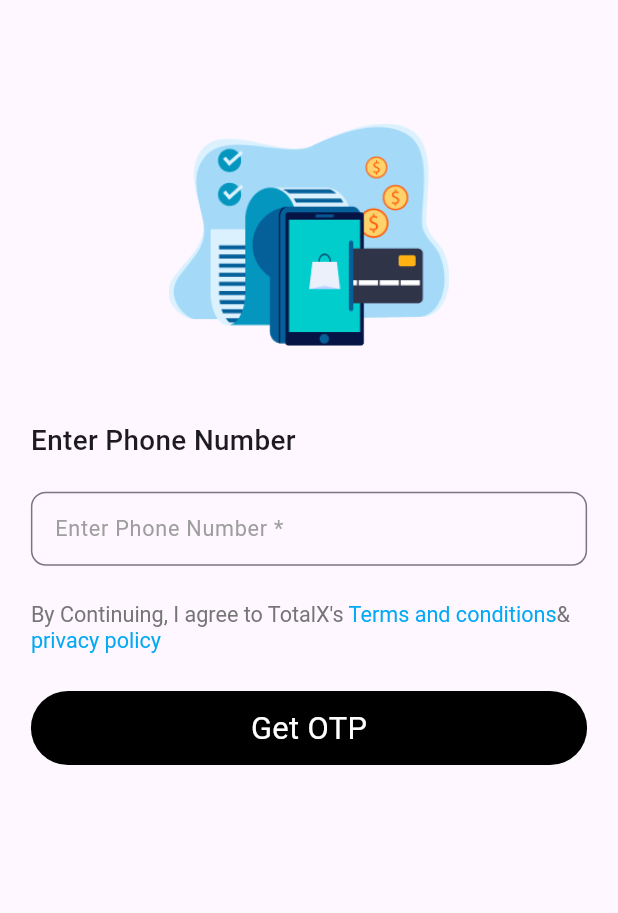
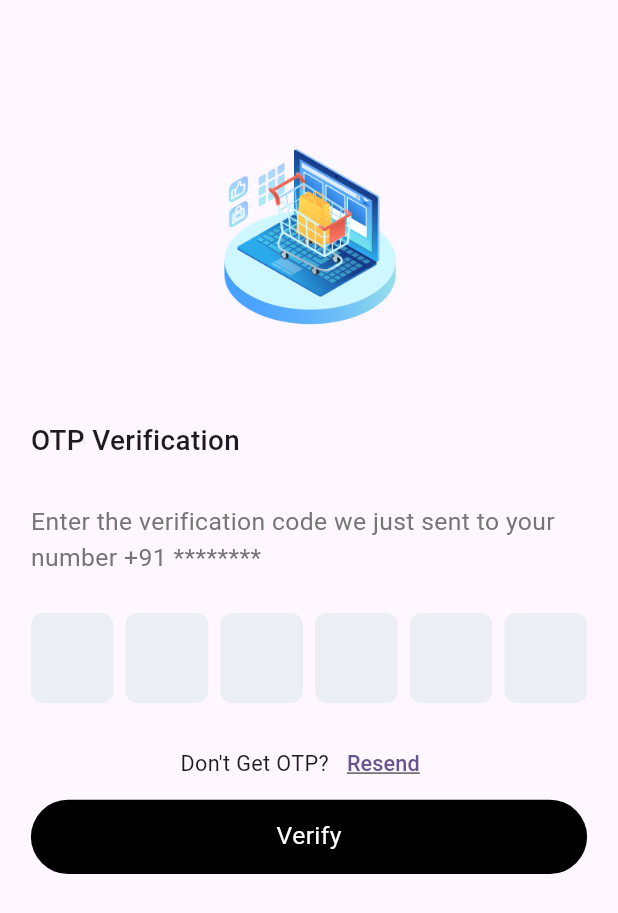
Before and after one commit to muhammedrameesrami/flutter_task_totalx, a Flutter app: the screen it shows after launch, after a tap on "Get OTP", on a phone screen of 412 x 824 dp. Shown: the top 913 px of the screen. Run offline on Flutter 3.47's test engine with Material 3 defaults, Android fonts, the phone set to English and light mode, and no system bars; drawn by our look-alikes of pinput.

```diff
--- a/lib/Auth/screen/loginScreen.dart
+++ b/lib/Auth/screen/loginScreen.dart
@@ -4,6 +4,7 @@ import 'package:flutter/material.dart';
 
 import '../../Core/Common/assetsConstant/asstesConstants.dart';
 import '../../Core/Common/globalVariable/GlobalVariable.dart';
+import 'otpScreen.dart';
 
 
 class LoginScreen extends StatefulWidget {
@@ -98,13 +99,13 @@ class _LoginScreenState extends State<LoginScreen> {
               ),
               InkWell(
                 onTap: () {
-                  // Navigator.pushReplacement(
-                  //     context,
-                  //     CupertinoPageRoute(
-                  //       builder: (context) => OtpScreen(
-                  //         phoneNumber: phoneController.text.trim(),
-                  //       ),
-                  //     ));
+                  Navigator.pushReplacement(
+                      context,
+                      CupertinoPageRoute(
+                        builder: (context) => OtpScreen(
+                          phoneNumber: phoneController.text.trim(),
+                        ),
+                      ));
                 },
                 child: Container(
                   height: height * 0.06,
--- /dev/null
+++ b/lib/Auth/screen/otpScreen.dart
@@ -0,0 +1,105 @@
+import 'package:flutter/cupertino.dart';
+import 'package:flutter/material.dart';
+import 'package:pinput/pinput.dart';
+import '../../Core/Common/assetsConstant/asstesConstants.dart';
+import '../../Core/Common/globalVariable/GlobalVariable.dart';
+import '../../Home/screen/homeScreen.dart';
+
+
+class OtpScreen extends StatefulWidget {
+  final String phoneNumber;
+  const OtpScreen({super.key, required this.phoneNumber});
+
+  @override
+  State<OtpScreen> createState() => _OtpScreenState();
+}
+
+class _OtpScreenState extends State<OtpScreen> {
+  TextEditingController otpController = TextEditingController();
+  @override
+  Widget build(BuildContext context) {
+    return Scaffold(
+      body: Padding(
+        padding: EdgeInsets.symmetric(horizontal: width * 0.05),
+        child: SingleChildScrollView(
+          child: Column(
+            mainAxisAlignment: MainAxisAlignment.start,
+            crossAxisAlignment: CrossAxisAlignment.start,
+            children: [
+              SizedBox(
+                height: height * 0.1,
+              ),
+              SizedBox(
+                height: height * 0.18,
+                width: width,
+                child: Image.asset(AssetsConstant.otpImage),
+              ),
+              SizedBox(
+                height: height * 0.06,
+              ),
+              Text(
+                'OTP Verification',
+                style: TextStyle(
+                    fontSize: width * 0.045, fontWeight: FontWeight.w500),
+              ),
+              SizedBox(
+                height: height * 0.035,
+              ),
+              Text(
+                'Enter the verification code we just sent to your number +91 ********${widget.phoneNumber}',
+                style: TextStyle(fontSize: width * 0.04, color: Colors.grey.shade600),
+              ),
+              SizedBox(
+                height: height * 0.03,
+              ),
+              Pinput(
+                controller: otpController,
+                keyboardType: TextInputType.number,
+                length: 6,
+              ),
+              SizedBox(
+                height: height * 0.02,
+              ),
+              Row(
+                mainAxisAlignment: MainAxisAlignment.center,
+                children: [
+                  Text(
+                    "Don't Get OTP?",
+                    style: TextStyle(fontSize: width * 0.035),
+                  ),
+                  TextButton(
+                      onPressed: () {},
+                      child: Text(
+                        'Resend',
+                        style: TextStyle(
+                            decoration: TextDecoration.underline,
+                            fontSize: width * 0.035),
+                      ))
+                ],
+              ),
+              InkWell(
+                onTap: () {
+                  Navigator.pushReplacement(context,CupertinoPageRoute(builder: (context) => HomeScreen(),));
+                },
+                child: Container(
+                  height: height * 0.06,
+                  width: width,
+                  decoration: BoxDecoration(
+                      borderRadius: BorderRadius.circular(height * 0.25),
+                      color: Colors.black),
+                  child: Center(
+                    child: Text(
+                      'Verify',
+                      style:
+                      TextStyle(fontSize: width * 0.04, color: Colors.white),
+                    ),
+                  ),
+                ),
+              )
+            ],
+          ),
+        ),
+      ),
+    );
+  }
+}
--- a/pubspec.yaml
+++ b/pubspec.yaml
@@ -35,6 +35,7 @@ dependencies:
   # The following adds the Cupertino Icons font to your application.
   # Use with the CupertinoIcons class for iOS style icons.
   cupertino_icons: ^1.0.2
+  pinput:
 
 dev_dependencies:
   flutter_test:
```
Also changed, not shown: lib/Home/screen/homeScreen.dart (added, +275 -0 lines), pubspec.lock, 5 other files.
